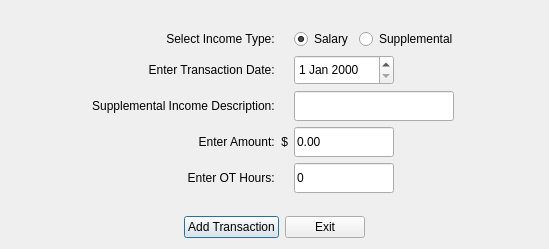
Before: the Qt Designer form CashFlowManager/addincometransactiondialog.ui in epw7856/CashFlowManager, drawn with Qt 5.
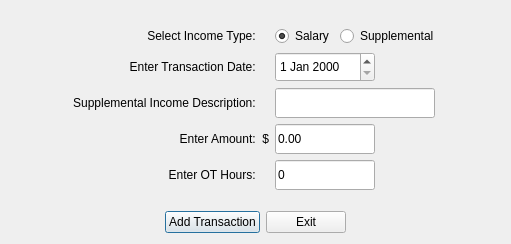
After: the same form once the commit is applied.

Diff of the .ui file:
```diff
--- a/CashFlowManager/addincometransactiondialog.ui
+++ b/CashFlowManager/addincometransactiondialog.ui
@@ -6,8 +6,8 @@
    <rect>
     <x>0</x>
     <y>0</y>
-    <width>549</width>
-    <height>249</height>
+    <width>511</width>
+    <height>244</height>
    </rect>
   </property>
   <property name="windowTitle">
@@ -29,16 +29,6 @@
    </item>
    <item>
     <layout class="QGridLayout" name="gridLayout">
-     <item row="4" column="1">
-      <widget class="QLabel" name="label_5">
-       <property name="text">
-        <string>Enter Amount:  $</string>
-       </property>
-       <property name="alignment">
-        <set>Qt::AlignRight|Qt::AlignTrailing|Qt::AlignVCenter</set>
-       </property>
-      </widget>
-     </item>
      <item row="2" column="2">
       <widget class="QLineEdit" name="lineEditDescription">
        <property name="minimumSize">
@@ -55,29 +45,6 @@
        </property>
       </widget>
      </item>
-     <item row="5" column="1">
-      <widget class="QLabel" name="label">
-       <property name="text">
-        <string>Enter OT Hours:    </string>
-       </property>
-       <property name="alignment">
-        <set>Qt::AlignRight|Qt::AlignTrailing|Qt::AlignVCenter</set>
-       </property>
-      </widget>
-     </item>
-     <item row="5" column="3">
-      <spacer name="horizontalSpacer_4">
-       <property name="orientation">
-        <enum>Qt::Horizontal</enum>
-       </property>
-       <property name="sizeHint" stdset="0">
-        <size>
-         <width>40</width>
-         <height>20</height>
-        </size>
-       </property>
-      </spacer>
-     </item>
      <item row="2" column="0">
       <spacer name="horizontalSpacer_9">
        <property name="orientation">
@@ -91,19 +58,6 @@
        </property>
       </spacer>
      </item>
-     <item row="4" column="0">
-      <spacer name="horizontalSpacer_7">
-       <property name="orientation">
-        <enum>Qt::Horizontal</enum>
-       </property>
-       <property name="sizeHint" stdset="0">
-        <size>
-         <width>40</width>
-         <height>20</height>
-        </size>
-       </property>
-      </spacer>
-     </item>
      <item row="2" column="1">
       <widget class="QLabel" name="label_4">
        <property name="text">
@@ -114,44 +68,6 @@
        </property>
       </widget>
      </item>
-     <item row="5" column="2">
-      <widget class="QLineEdit" name="lineEditOT">
-       <property name="minimumSize">
-        <size>
-         <width>100</width>
-         <height>30</height>
-        </size>
-       </property>
-       <property name="maximumSize">
-        <size>
-         <width>100</width>
-         <height>30</height>
-        </size>
-       </property>
-       <property name="text">
-        <string>0</string>
-       </property>
-      </widget>
-     </item>
-     <item row="4" column="2">
-      <widget class="QLineEdit" name="lineEditAmount">
-       <property name="minimumSize">
-        <size>
-         <width>100</width>
-         <height>30</height>
-        </size>
-       </property>
-       <property name="maximumSize">
-        <size>
-         <width>100</width>
-         <height>30</height>
-        </size>
-       </property>
-       <property name="text">
-        <string>0.00</string>
-       </property>
-      </widget>
-     </item>
      <item row="2" column="3">
       <spacer name="horizontalSpacer_10">
        <property name="orientation">
@@ -196,19 +112,6 @@
        </item>
       </layout>
      </item>
-     <item row="4" column="3">
-      <spacer name="horizontalSpacer_8">
-       <property name="orientation">
-        <enum>Qt::Horizontal</enum>
-       </property>
-       <property name="sizeHint" stdset="0">
-        <size>
-         <width>40</width>
-         <height>20</height>
-        </size>
-       </property>
-      </spacer>
-     </item>
      <item row="0" column="3">
       <spacer name="horizontalSpacer_12">
        <property name="orientation">
@@ -222,19 +125,6 @@
        </property>
       </spacer>
      </item>
-     <item row="5" column="0">
-      <spacer name="horizontalSpacer_3">
-       <property name="orientation">
-        <enum>Qt::Horizontal</enum>
-       </property>
-       <property name="sizeHint" stdset="0">
-        <size>
-         <width>40</width>
-         <height>20</height>
-        </size>
-       </property>
-      </spacer>
-     </item>
      <item row="0" column="0">
       <spacer name="horizontalSpacer_11">
        <property name="orientation">
@@ -300,6 +190,116 @@
        </property>
       </widget>
      </item>
+     <item row="3" column="1">
+      <widget class="QLabel" name="label_5">
+       <property name="text">
+        <string>Enter Amount:  $</string>
+       </property>
+       <property name="alignment">
+        <set>Qt::AlignRight|Qt::AlignTrailing|Qt::AlignVCenter</set>
+       </property>
+      </widget>
+     </item>
+     <item row="3" column="2">
+      <widget class="QLineEdit" name="lineEditAmount">
+       <property name="minimumSize">
+        <size>
+         <width>100</width>
+         <height>30</height>
+        </size>
+       </property>
+       <property name="maximumSize">
+        <size>
+         <width>100</width>
+         <height>30</height>
+        </size>
+       </property>
+       <property name="text">
+        <string>0.00</string>
+       </property>
+      </widget>
+     </item>
+     <item row="3" column="3">
+      <spacer name="horizontalSpacer_8">
+       <property name="orientation">
+        <enum>Qt::Horizontal</enum>
+       </property>
+       <property name="sizeHint" stdset="0">
+        <size>
+         <width>40</width>
+         <height>20</height>
+        </size>
+       </property>
+      </spacer>
+     </item>
+     <item row="3" column="0">
+      <spacer name="horizontalSpacer_7">
+       <property name="orientation">
+        <enum>Qt::Horizontal</enum>
+       </property>
+       <property name="sizeHint" stdset="0">
+        <size>
+         <width>40</width>
+         <height>20</height>
+        </size>
+       </property>
+      </spacer>
+     </item>
+     <item row="4" column="0">
+      <spacer name="horizontalSpacer_3">
+       <property name="orientation">
+        <enum>Qt::Horizontal</enum>
+       </property>
+       <property name="sizeHint" stdset="0">
+        <size>
+         <width>40</width>
+         <height>20</height>
+        </size>
+       </property>
+      </spacer>
+     </item>
+     <item row="4" column="1">
+      <widget class="QLabel" name="label">
+       <property name="text">
+        <string>Enter OT Hours:    </string>
+       </property>
+       <property name="alignment">
+        <set>Qt::AlignRight|Qt::AlignTrailing|Qt::AlignVCenter</set>
+       </property>
+      </widget>
+     </item>
+     <item row="4" column="2">
+      <widget class="QLineEdit" name="lineEditOT">
+       <property name="minimumSize">
+        <size>
+         <width>100</width>
+         <height>30</height>
+        </size>
+       </property>
+       <property name="maximumSize">
+        <size>
+         <width>100</width>
+         <height>30</height>
+        </size>
+       </property>
+       <property name="text">
+        <string>0</string>
+       </property>
+      </widget>
+     </item>
+     <item row="4" column="3">
+      <spacer name="horizontalSpacer_4">
+       <property name="orientation">
+        <enum>Qt::Horizontal</enum>
+       </property>
+       <property name="sizeHint" stdset="0">
+        <size>
+         <width>40</width>
+         <height>20</height>
+        </size>
+       </property>
+      </spacer>
+     </item>
     </layout>
    </item>
    <item>
```
